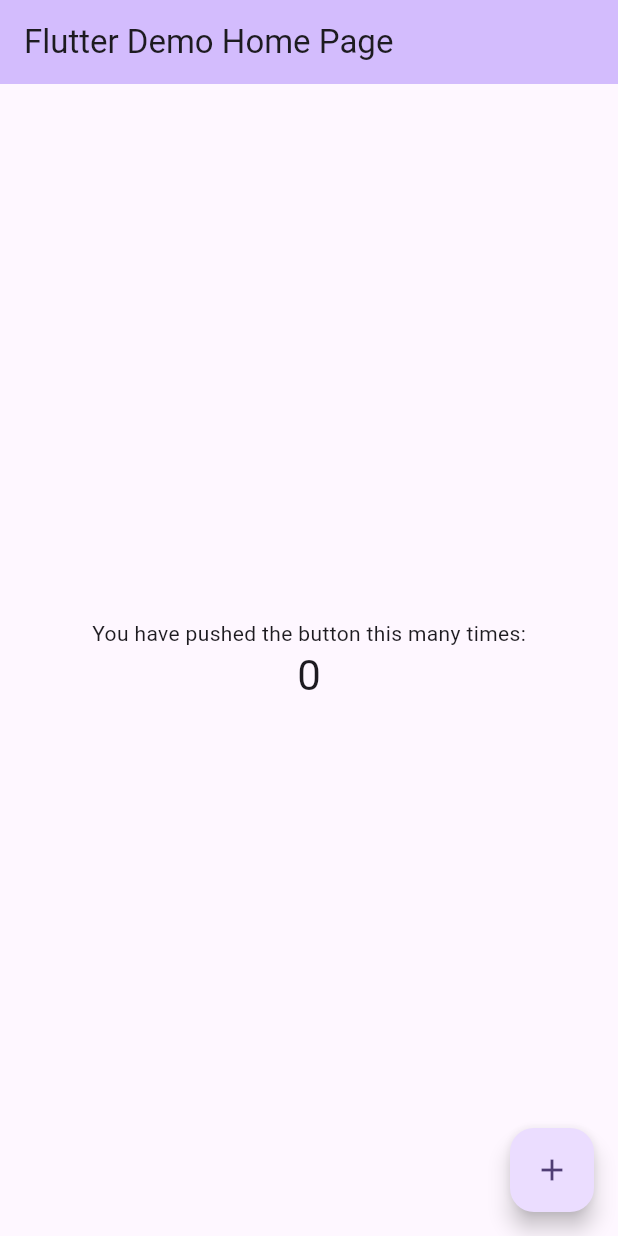
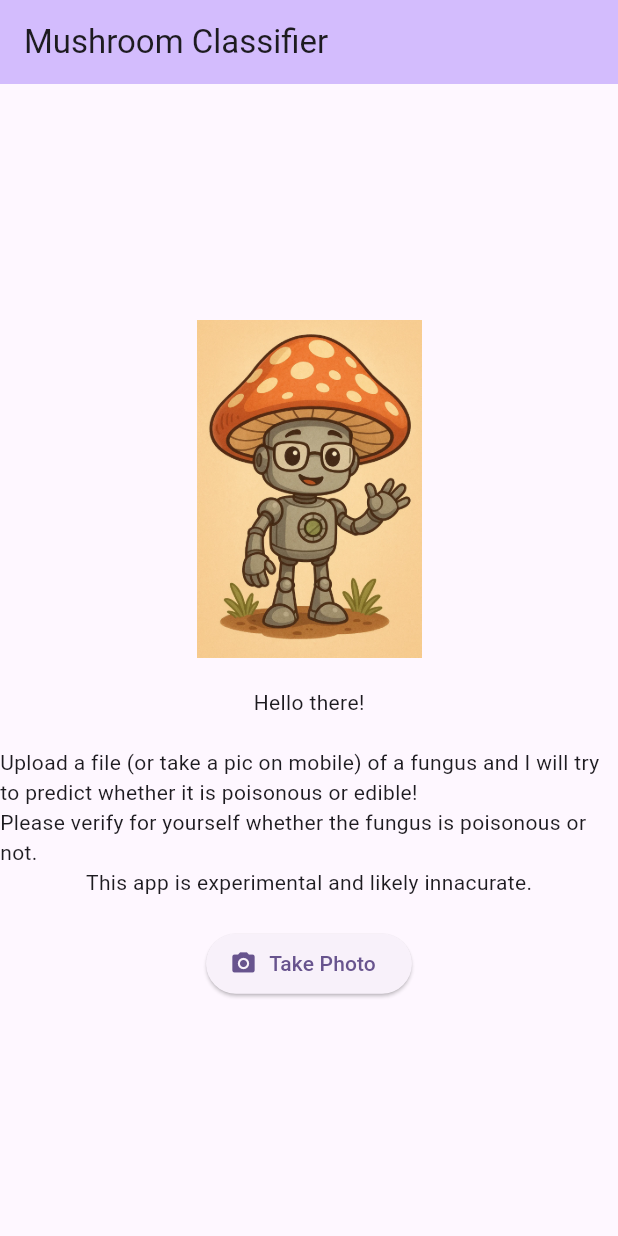
Before and after one commit to zach-ferguson/mushroom-classifier-ui, a Flutter app: the screen it shows after launch, on a phone screen of 412 x 824 dp. Run offline on Flutter 3.47's test engine with Material 3 defaults, Android fonts, the phone set to English and light mode, and no system bars; our stand-ins replace file_picker, image_picker.

Commit message:
Technically working mvp.

```diff
--- a/lib/main.dart
+++ b/lib/main.dart
@@ -1,4 +1,5 @@
 import 'package:flutter/material.dart';
+import 'package:mushroom_classifier_ui/screens/home_screen.dart';
 
 void main() {
   runApp(const MyApp());
@@ -11,7 +12,7 @@
   @override
   Widget build(BuildContext context) {
     return MaterialApp(
-      title: 'Flutter Demo',
+      title: 'Mushroom Classifier',
       theme: ThemeData(
         // This is the theme of your application.
         //
@@ -30,93 +31,7 @@
         // tested with just a hot reload.
         colorScheme: ColorScheme.fromSeed(seedColor: Colors.deepPurple),
       ),
-      home: const MyHomePage(title: 'Flutter Demo Home Page'),
+      home: const MyHomePage(title: 'Mushroom Classifier'),
     );
   }
 }
-
-class MyHomePage extends StatefulWidget {
-  const MyHomePage({super.key, required this.title});
-
-  // This widget is the home page of your application. It is stateful, meaning
-  // that it has a State object (defined below) that contains fields that affect
-  // how it looks.
-
-  // This class is the configuration for the state. It holds the values (in this
-  // case the title) provided by the parent (in this case the App widget) and
-  // used by the build method of the State. Fields in a Widget subclass are
-  // always marked "final".
-
-  final String title;
-
-  @override
-  State<MyHomePage> createState() => _MyHomePageState();
-}
-
-class _MyHomePageState extends State<MyHomePage> {
-  int _counter = 0;
-
-  void _incrementCounter() {
-    setState(() {
-      // This call to setState tells the Flutter framework that something has
-      // changed in this State, which causes it to rerun the build method below
-      // so that the display can reflect the updated values. If we changed
-      // _counter without calling setState(), then the build method would not be
-      // called again, and so nothing would appear to happen.
-      _counter++;
-    });
-  }
-
-  @override
-  Widget build(BuildContext context) {
-    // This method is rerun every time setState is called, for instance as done
-    // by the _incrementCounter method above.
-    //
-    // The Flutter framework has been optimized to make rerunning build methods
-    // fast, so that you can just rebuild anything that needs updating rather
-    // than having to individually change instances of widgets.
-    return Scaffold(
-      appBar: AppBar(
-        // TRY THIS: Try changing the color here to a specific color (to
-        // Colors.amber, perhaps?) and trigger a hot reload to see the AppBar
-        // change color while the other colors stay the same.
-        backgroundColor: Theme.of(context).colorScheme.inversePrimary,
-        // Here we take the value from the MyHomePage object that was created by
-        // the App.build method, and use it to set our appbar title.
-        title: Text(widget.title),
-      ),
-      body: Center(
-        // Center is a layout widget. It takes a single child and positions it
-        // in the middle of the parent.
-        child: Column(
-          // Column is also a layout widget. It takes a list of children and
-          // arranges them vertically. By default, it sizes itself to fit its
-          // children horizontally, and tries to be as tall as its parent.
-          //
-          // Column has various properties to control how it sizes itself and
-          // how it positions its children. Here we use mainAxisAlignment to
-          // center the children vertically; the main axis here is the vertical
-          // axis because Columns are vertical (the cross axis would be
-          // horizontal).
-          //
-          // TRY THIS: Invoke "debug painting" (choose the "Toggle Debug Paint"
-          // action in the IDE, or press "p" in the console), to see the
-          // wireframe for each widget.
-          mainAxisAlignment: MainAxisAlignment.center,
-          children: <Widget>[
-            const Text('You have pushed the button this many times:'),
-            Text(
-              '$_counter',
-              style: Theme.of(context).textTheme.headlineMedium,
-            ),
-          ],
-        ),
-      ),
-      floatingActionButton: FloatingActionButton(
-        onPressed: _incrementCounter,
-        tooltip: 'Increment',
-        child: const Icon(Icons.add),
-      ), // This trailing comma makes auto-formatting nicer for build methods.
-    );
-  }
-}
--- /dev/null
+++ b/lib/screens/home_screen.dart
@@ -0,0 +1,88 @@
+import 'package:flutter/foundation.dart' show kIsWeb;
+import 'package:flutter/material.dart';
+import 'package:mushroom_classifier_ui/widgets/photo_capture_widget.dart';
+import 'package:mushroom_classifier_ui/widgets/upload_button.dart';
+
+class MyHomePage extends StatefulWidget {
+  const MyHomePage({super.key, required this.title});
+
+  // This widget is the home page of your application. It is stateful, meaning
+  // that it has a State object (defined below) that contains fields that affect
+  // how it looks.
+
+  // This class is the configuration for the state. It holds the values (in this
+  // case the title) provided by the parent (in this case the App widget) and
+  // used by the build method of the State. Fields in a Widget subclass are
+  // always marked "final".
+
+  final String title;
+
+  @override
+  State<MyHomePage> createState() => _MyHomePageState();
+}
+
+class _MyHomePageState extends State<MyHomePage> {
+
+  @override
+  Widget build(BuildContext context) {
+    final isMobile = !kIsWeb;
+    // This method is rerun every time setState is called, for instance as done
+    // by the _incrementCounter method above.
+    //
+    // The Flutter framework has been optimized to make rerunning build methods
+    // fast, so that you can just rebuild anything that needs updating rather
+    // than having to individually change instances of widgets.
+    return Scaffold(
+      appBar: AppBar(
+        // TRY THIS: Try changing the color here to a specific color (to
+        // Colors.amber, perhaps?) and trigger a hot reload to see the AppBar
+        // change color while the other colors stay the same.
+        backgroundColor: Theme.of(context).colorScheme.inversePrimary,
+        // Here we take the value from the MyHomePage object that was created by
+        // the App.build method, and use it to set our appbar title.
+        title: Text(widget.title),
+      ),
+      body: Center(
+        // Center is a layout widget. It takes a single child and positions it
+        // in the middle of the parent.
+        child: Column(
+          // Column is also a layout widget. It takes a list of children and
+          // arranges them vertically. By default, it sizes itself to fit its
+          // children horizontally, and tries to be as tall as its parent.
+          //
+          // Column has various properties to control how it sizes itself and
+          // how it positions its children. Here we use mainAxisAlignment to
+          // center the children vertically; the main axis here is the vertical
+          // axis because Columns are vertical (the cross axis would be
+          // horizontal).
+          //
+          // TRY THIS: Invoke "debug painting" (choose the "Toggle Debug Paint"
+          // action in the IDE, or press "p" in the console), to see the
+          // wireframe for each widget.
+          mainAxisAlignment: MainAxisAlignment.center,
+          children: [
+            Image.asset(
+              'assets/images/shroom_bot.webp',
+              width: 150
+            ),
+            Padding(
+              padding: EdgeInsets.only(top: 20, bottom: 20),
+              child: Text("Hello there!"),
+            ),
+            Text("Upload a file (or take a pic on mobile) of a fungus and I will try to predict whether it is poisonous or edible!"),
+            Text("Please verify for yourself whether the fungus is poisonous or not."),
+            Text("This app is experimental and likely innacurate."),
+            if (isMobile) Padding(
+              padding: EdgeInsets.only(top: 20),
+              child: PhotoCaptureWidget(),
+            ),
+            if (!isMobile) Padding(
+              padding: EdgeInsets.only(top: 20),
+              child: UploadButton()
+            ),
+          ],
+        ),
+      ),
+    );
+  }
+}
--- /dev/null
+++ b/lib/widgets/photo_capture_widget.dart
@@ -0,0 +1,32 @@
+import 'package:flutter/material.dart';
+import 'package:image_picker/image_picker.dart';
+import 'dart:io';
+
+class PhotoCaptureWidget extends StatelessWidget {
+  final ImagePicker _picker = ImagePicker();
+
+  PhotoCaptureWidget({super.key});
+
+  Future<void> _takePhoto(BuildContext context) async {
+    final XFile? photo = await _picker.pickImage(source: ImageSource.camera);
+    if (photo != null) {
+      ScaffoldMessenger.of(context).showSnackBar(
+        SnackBar(content: Text('Photo taken: ${photo.path}')),
+      );
+    }
+  }
+
+  @override
+  Widget build(BuildContext context) {
+    final isMobile = Platform.isAndroid || Platform.isIOS;
+    if (!isMobile) {
+      return const Text('Camera not supported on this platform.');
+    }
+
+    return ElevatedButton.icon(
+      icon: const Icon(Icons.camera_alt),
+      label: const Text('Take Photo'),
+      onPressed: () => _takePhoto(context),
+    );
+  }
+}
```
Also changed, not shown: lib/widgets/upload_button.dart (added, +78 -0 lines), pubspec.yaml (+8 -1 lines), assets/images/shroom_bot.webp (added), assets/images/shroom_bot_hungry.webp (added), assets/images/shroom_bot_ill.webp (added), pubspec.lock, 5 other files.
